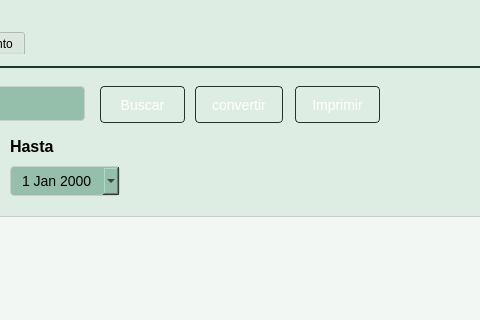
CodeDrTech/DevelopPython, file Sistema de ventas/ui/FrmCotizacion.ui: the form before one commit; both pictures show x 156 to 636 and y 0 to 320 of the 999 by 769 pixel window.
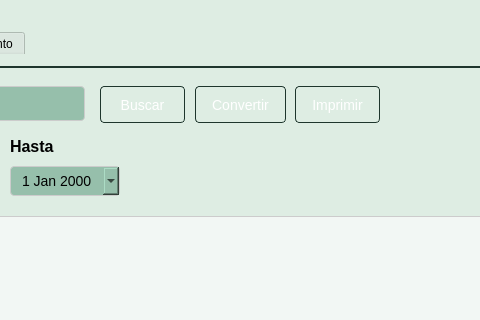
The form after the commit. Icons and pictures are not drawn.

The edit to the form file:
```diff
--- a/Sistema de ventas/ui/FrmCotizacion.ui
+++ b/Sistema de ventas/ui/FrmCotizacion.ui
@@ -241,7 +241,7 @@
         <rect>
          <x>330</x>
          <y>20</y>
-         <width>88</width>
+         <width>91</width>
          <height>37</height>
         </rect>
        </property>
@@ -269,7 +269,7 @@
 }</string>
        </property>
        <property name="text">
-        <string>convertir</string>
+        <string>Convertir</string>
        </property>
       </widget>
       <widget class="QPushButton" name="btnImprimir">
```
